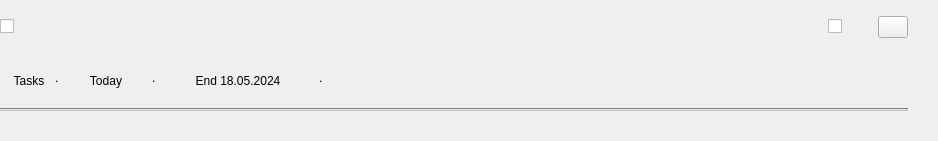
Above: assets/UI/task.ui from Brunowar12/Plan-My-Day before the change. Below: the same form after it.
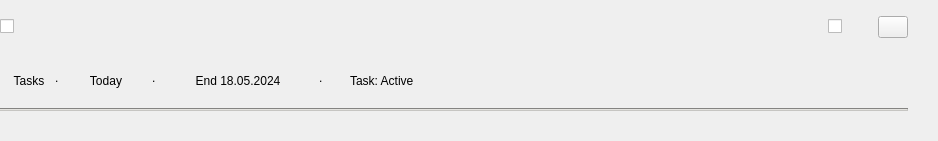
That is the form after the change. Icons and pictures are not drawn.

The edit to the form file:
```diff
--- a/assets/UI/task.ui
+++ b/assets/UI/task.ui
@@ -204,7 +204,7 @@
        <widget class="QLabel" name="label_space_2">
         <property name="maximumSize">
          <size>
-          <width>16777215</width>
+          <width>25</width>
           <height>20</height>
          </size>
         </property>
@@ -216,6 +216,16 @@
         </property>
        </widget>
       </item>
+      <item>
+       <widget class="QLabel" name="label_task_status">
+        <property name="text">
+         <string>Task: Active</string>
+        </property>
+        <property name="alignment">
+         <set>Qt::AlignLeading|Qt::AlignLeft|Qt::AlignVCenter</set>
+        </property>
+       </widget>
+      </item>
      </layout>
     </widget>
    </item>
```
